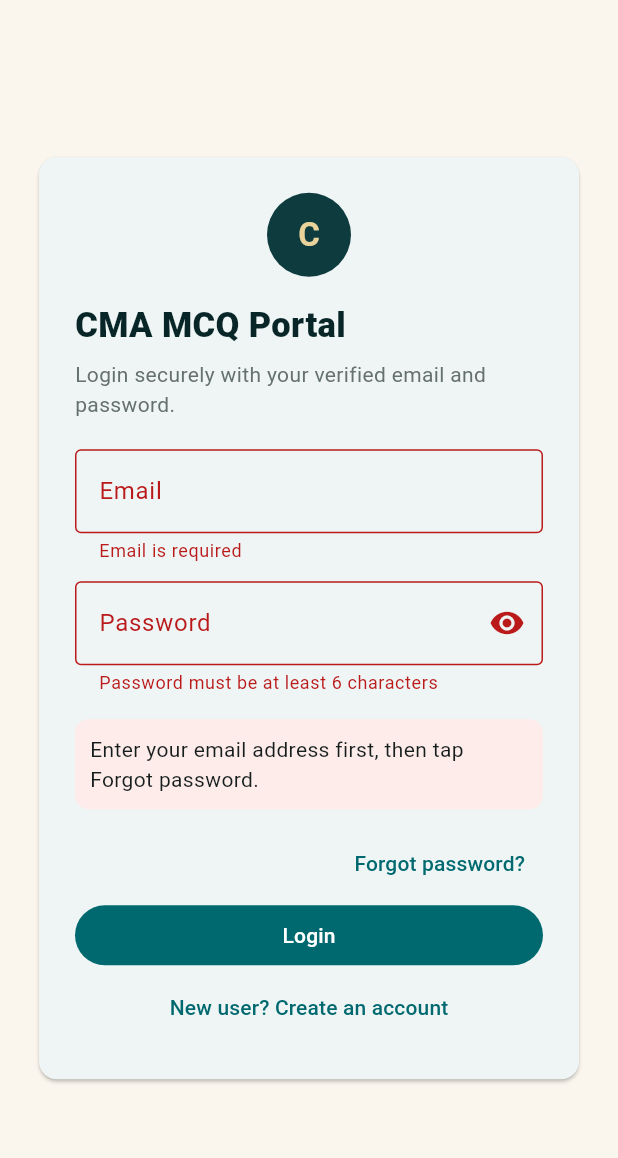
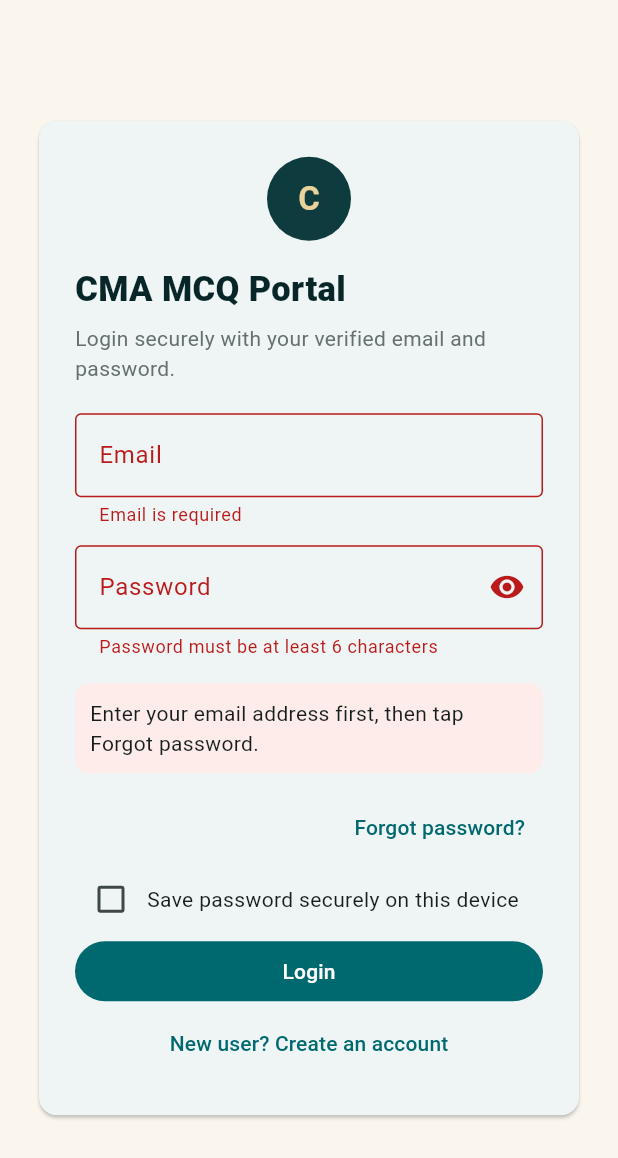
Before and after one commit to rohitfcg123-arch/CMA-MCQ-Portal-Android, a Flutter app: the screen it shows after launch, after a tap on "Forgot password?", after a tap on "Login", on a phone screen of 412 x 824 dp. Shown: the top 1158 px of the screen. Run offline on Flutter 3.47's test engine with Material 3 defaults, Android fonts, the phone set to English and light mode, and no system bars; our stand-ins replace cloud_firestore, firebase_auth, firebase_core, flutter_secure_storage, webview_flutter; accounts and stored records are empty.

Commit message:
TEST-05: secure saved login and native logout

```diff
--- a/lib/main.dart
+++ b/lib/main.dart
@@ -5,10 +5,14 @@ import 'package:firebase_core/firebase_core.dart';
 import 'package:flutter/material.dart';
 import 'package:webview_flutter/webview_flutter.dart';
 import 'package:url_launcher/url_launcher.dart';
+import 'package:flutter_secure_storage/flutter_secure_storage.dart';
 import 'firebase_options.dart';
 
 const portalUrl='https://rohitfcg123-arch.github.io/CMA-MCQ-Portal-Android/index.html';
 String? nativeBridgePassword;
+const secureStorage=FlutterSecureStorage();
+const savedEmailKey='saved_login_email';
+const savedPasswordKey='saved_login_password';
 
 Future<void> main() async {
  WidgetsFlutterBinding.ensureInitialized();
@@ -30,7 +34,7 @@ class AuthGate extends StatelessWidget{
 class AuthScreen extends StatefulWidget{const AuthScreen({super.key});@override State<AuthScreen> createState()=>_AuthScreenState();}
 class _AuthScreenState extends State<AuthScreen>{
  final f=GlobalKey<FormState>();final name=TextEditingController(),phone=TextEditingController(),email=TextEditingController(),pass=TextEditingController(),confirm=TextEditingController();
- bool reg=false,busy=false,hide=true,isError=false;String message='';
+ bool reg=false,busy=false,hide=true,isError=false,savePassword=false,hasSavedPassword=false;String message='';
  @override void dispose(){name.dispose();phone.dispose();email.dispose();pass.dispose();confirm.dispose();super.dispose();}
  String? req(String? v,String n)=>(v==null||v.trim().isEmpty)?n+' is required':null;
  void showMsg(String s,{bool error=false}){if(mounted)setState((){message=s;isError=error;});}
@@ -46,7 +50,7 @@ class _AuthScreenState extends State<AuthScreen>{
     showMsg('Verification email sent to '+email.text.trim()+'. Check Inbox, Spam and Promotions. After opening the link, return here and tap “I have verified”.');
    }else{
     final c=await a.signInWithEmailAndPassword(email:email.text.trim(),password:pass.text);await c.user!.reload();
-    if(!a.currentUser!.emailVerified){await c.user!.sendEmailVerification();await a.signOut();showMsg('Your email is not verified. A new verification link has been sent.',error:true);}else{nativeBridgePassword=pass.text;}
+    if(!a.currentUser!.emailVerified){await c.user!.sendEmailVerification();await a.signOut();showMsg('Your email is not verified. A new verification link has been sent.',error:true);}else{nativeBridgePassword=pass.text;if(savePassword)await _saveLogin();else await _clearSavedLogin();}
    }
   }on FirebaseAuthException catch(e){showMsg(authError(e.code),error:true);}catch(_){showMsg('Something went wrong. Please try again.',error:true);}
   finally{if(mounted)setState(()=>busy=false);}
@@ -72,6 +76,31 @@ class _AuthScreenState extends State<AuthScreen>{
   } finally {
     if (mounted) setState(() => busy = false);
   }
+ }
+ @override
+ void initState(){
+  super.initState();
+  _loadSavedLogin();
+ }
+ Future<void> _loadSavedLogin() async {
+  try{
+   final e=await secureStorage.read(key:savedEmailKey);
+   final p=await secureStorage.read(key:savedPasswordKey);
+   if(e!=null&&p!=null&&e.isNotEmpty&&p.isNotEmpty&&mounted){
+    email.text=e;pass.text=p;
+    setState(()=>hasSavedPassword=true);
+   }
+  }catch(_){}
+ }
+ Future<void> _saveLogin(){
+  return secureStorage.write(key:savedEmailKey,value:email.text.trim().toLowerCase()).then((_)=>secureStorage.write(key:savedPasswordKey,value:pass.text));
+ }
+ Future<void> _clearSavedLogin() async {
+  try{
+   await secureStorage.delete(key:savedEmailKey);
+   await secureStorage.delete(key:savedPasswordKey);
+  }catch(_){}
+  if(mounted)setState(()=>hasSavedPassword=false);
  }
  @override
 Widget build(BuildContext c) {
@@ -132,6 +161,19 @@ Widget build(BuildContext c) {
                             child: const Text('Forgot password?'),
                           ),
                         ),
+                      if (!reg) ...[
+                        Row(
+                          children: [
+                            Checkbox(value: savePassword, onChanged: busy ? null : (v) => setState(() => savePassword = v ?? false)),
+                            const Expanded(child: Text('Save password securely on this device')),
+                          ],
+                        ),
+                        if (hasSavedPassword)
+                          Padding(
+                            padding: const EdgeInsets.only(bottom: 8),
+                            child: Text('Saved password is filled in. Tap Login to use it.', style: TextStyle(color: Color(0xFF18794E), fontSize: 12)),
+                          ),
+                      ],
                       FilledButton(
                         onPressed: busy ? null : submit,
                         child: Padding(
@@ -182,7 +224,12 @@ class _PortalState extends State<Portal>{
   final u=FirebaseAuth.instance.currentUser!;final token=await u.getIdToken(true);
   return '(function(){try{var e='+jsonEncode(u.email??'')+',p='+jsonEncode(nativeBridgePassword??'')+';window.__cmaNativeFirebaseIdToken='+jsonEncode(token)+';window.__cmaNativeUser={email:e,displayName:'+jsonEncode(u.displayName??'')+',uid:'+jsonEncode(u.uid)+'};if(e&&p&&window.firebase&&firebase.auth){firebase.auth().setPersistence(firebase.auth.Auth.Persistence.LOCAL).then(function(){return firebase.auth().signInWithEmailAndPassword(e,p);}).then(function(){window.__cmaNativeWebAuthReady=true;window.dispatchEvent(new Event("cmaNativeFirebaseReady"));}).catch(function(err){console.error("TEST-02 web auth bridge",err);window.dispatchEvent(new Event("cmaNativeFirebaseReady"));});}else{window.dispatchEvent(new Event("cmaNativeFirebaseReady"));}}catch(e){console.error(e);}})();';
  }
- @override void initState(){super.initState();w=WebViewController()..setJavaScriptMode(JavaScriptMode.unrestricted)..setUserAgent('CMA-MCQ-Portal-Android/4.0')..setBackgroundColor(const Color(0xFFFAF6EE))..setNavigationDelegate(NavigationDelegate(
+ @override void initState(){super.initState();w=WebViewController()..setJavaScriptMode(JavaScriptMode.unrestricted)..addJavaScriptChannel('CmaAuth',onMessageReceived:(msg)async{
+  if(msg.message=='logout'){
+    await FirebaseAuth.instance.signOut();
+    nativeBridgePassword=null;
+  }
+})..setUserAgent('CMA-MCQ-Portal-Android/4.0')..setBackgroundColor(const Color(0xFFFAF6EE))..setNavigationDelegate(NavigationDelegate(
   onPageStarted:(_){if(mounted)setState((){loading=true;error=false;});},
   onPageFinished:(url)async{await w.runJavaScript(fix);final u=Uri.tryParse(url);if(u?.host=='rohitfcg123-arch.github.io')await w.runJavaScript(await bridge());if(mounted)setState(()=>loading=false);},
   onWebResourceError:(e){if((e.isForMainFrame??false)&&mounted)setState((){loading=false;error=true;});},
```
